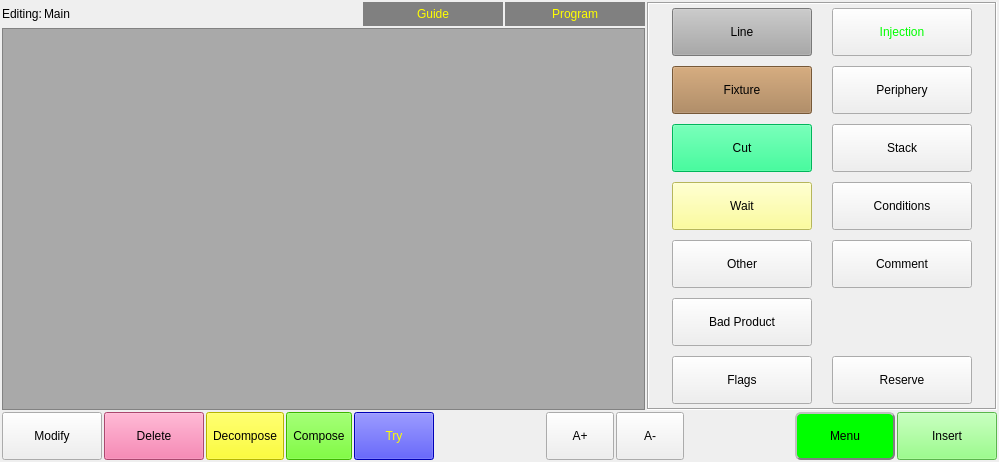
This is hcinstruction/ichcinstructionpageframe.ui in dongdong-2009/3-5AxisRobot as Qt 5 draws it before an edit. The edited form follows.
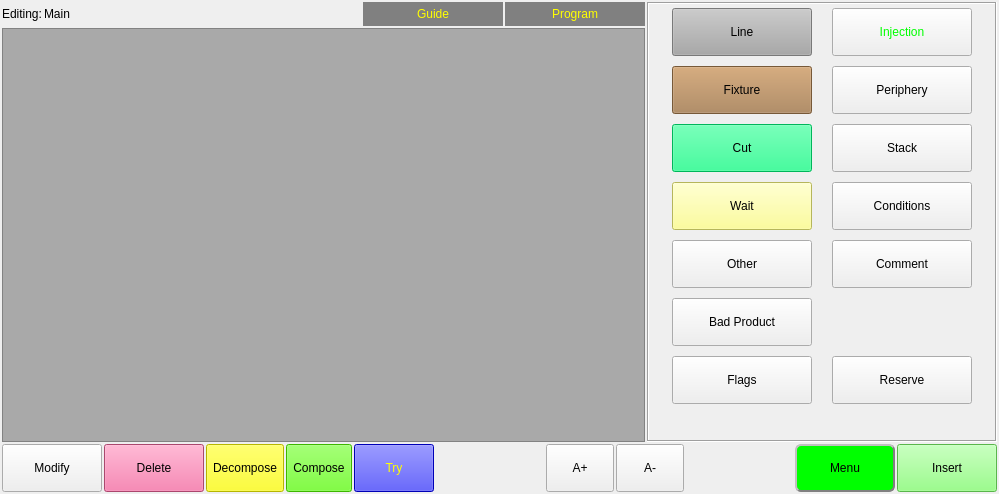
This is the edited form. Icons and pictures are not drawn. Custom widgets are drawn as their Qt base class.

Commit message: 1.扩大不良品轴范围

```diff
--- a/hcinstruction/ichcinstructionpageframe.ui
+++ b/hcinstruction/ichcinstructionpageframe.ui
@@ -7,7 +7,7 @@
     <x>0</x>
     <y>0</y>
     <width>999</width>
-    <height>446</height>
+    <height>494</height>
    </rect>
   </property>
   <property name="windowTitle">
```
Left out of the diff: 3 changed lines with no effect on the pictures. The commit also changes 2 other files.
